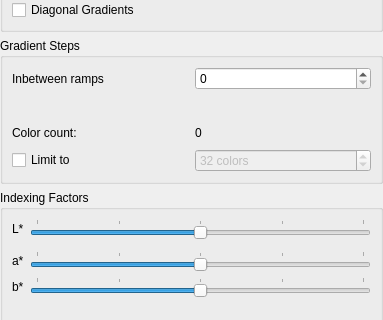
KDE/krita, file krita/plugins/filters/indexcolors/kiswdgindexcolors.ui: the form before one commit; both pictures show x 0 to 383 and y 114 to 434 of the 383 by 601 pixel window.
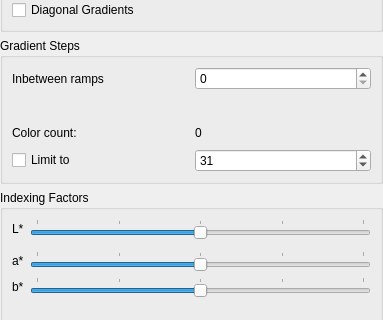
The form after the commit.

Commit message:
Fix a suffix in Index Colors spin box
The suffix should go through plural form of translation macro (i18np)
to be translated correctly.

What changed in the file:
```diff
--- a/krita/plugins/filters/indexcolors/kiswdgindexcolors.ui
+++ b/krita/plugins/filters/indexcolors/kiswdgindexcolors.ui
@@ -73,10 +73,7 @@
       <item row="3" column="1">
        <widget class="QSpinBox" name="colorLimit">
         <property name="enabled">
-         <bool>false</bool>
-        </property>
-        <property name="suffix">
-         <string> colors</string>
+         <bool>true</bool>
         </property>
         <property name="minimum">
          <number>3</number>
@@ -85,7 +82,7 @@
          <number>256</number>
         </property>
         <property name="value">
-         <number>32</number>
+         <number>31</number>
         </property>
        </widget>
       </item>
```
The commit also changes 2 other files.
